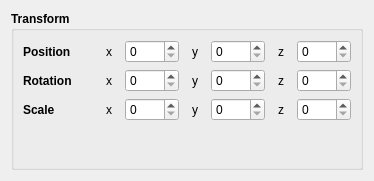
This is DockTest/transformwidget.ui in 0000duck/Qt-Engine as Qt 5 draws it before an edit. The edited form follows.
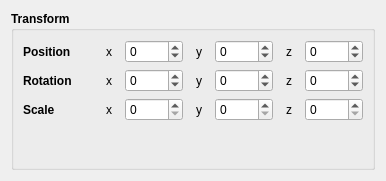
This is the edited form.

Diff of the .ui file:
```diff
--- a/DockTest/transformwidget.ui
+++ b/DockTest/transformwidget.ui
@@ -89,6 +89,9 @@
             <bold>false</bold>
            </font>
           </property>
+          <property name="minimum">
+           <number>-9999</number>
+          </property>
           <property name="maximum">
            <number>9999</number>
           </property>
@@ -130,6 +133,9 @@
             <bold>false</bold>
            </font>
           </property>
+          <property name="minimum">
+           <number>-9999</number>
+          </property>
           <property name="maximum">
            <number>9999</number>
           </property>
@@ -171,6 +177,9 @@
             <bold>false</bold>
            </font>
           </property>
+          <property name="minimum">
+           <number>-9999</number>
+          </property>
           <property name="maximum">
            <number>9999</number>
           </property>
@@ -241,6 +250,9 @@
             <bold>false</bold>
            </font>
           </property>
+          <property name="minimum">
+           <number>-9999</number>
+          </property>
           <property name="maximum">
            <number>9999</number>
           </property>
@@ -282,6 +294,9 @@
             <bold>false</bold>
            </font>
           </property>
+          <property name="minimum">
+           <number>-9999</number>
+          </property>
           <property name="maximum">
            <number>9999</number>
           </property>
@@ -323,6 +338,9 @@
             <bold>false</bold>
            </font>
           </property>
+          <property name="minimum">
+           <number>-9999</number>
+          </property>
           <property name="maximum">
            <number>9999</number>
           </property>
```
Left out of the diff: 14 changed lines with no effect on the pictures.
